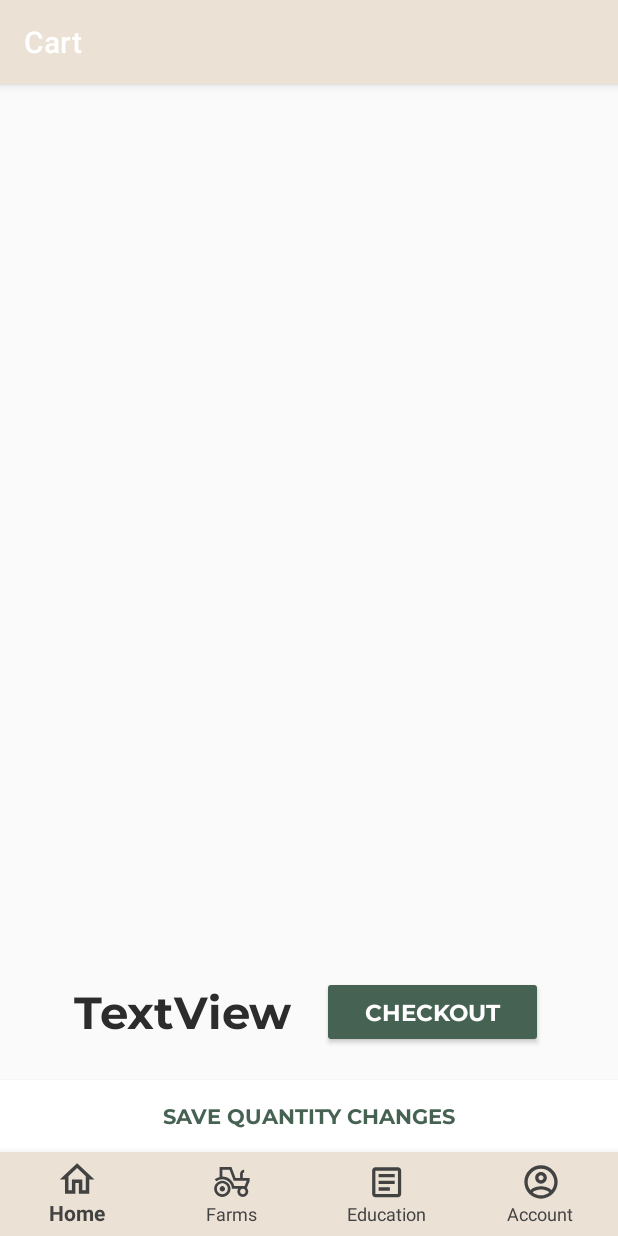
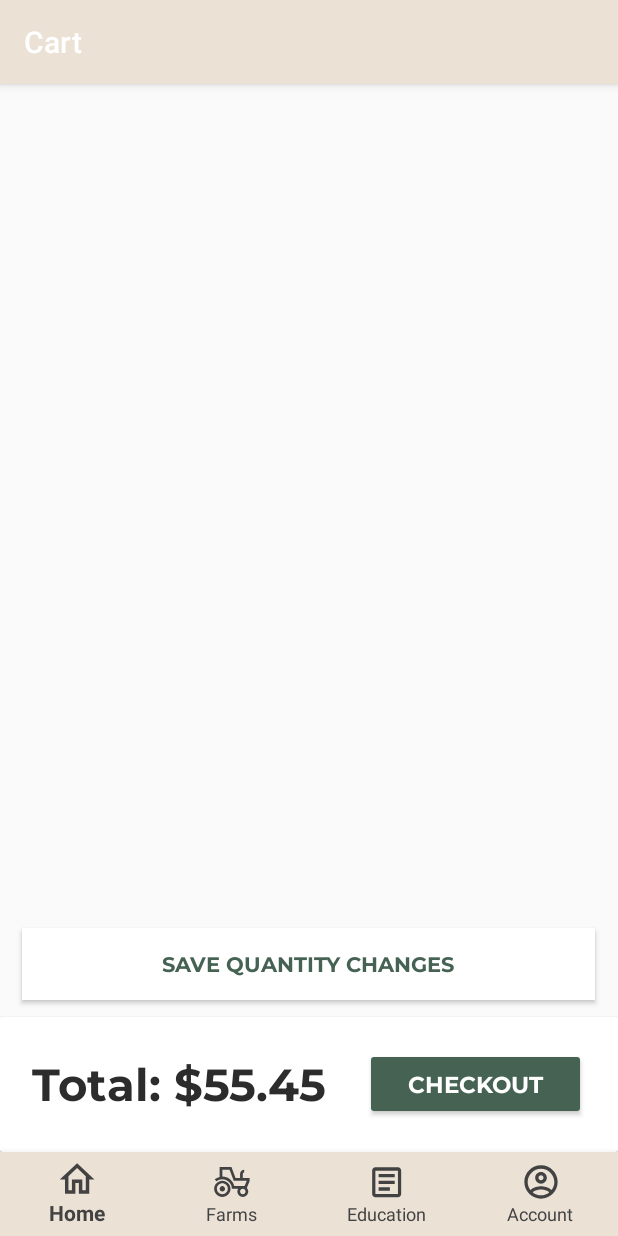
Before and after one commit to sohumgala/Team-2132-Harvest4Us, an Android app: the CartActivity screen opened directly, with no data from a screen before it, on a phone screen of 412 x 824 dp. Run offline under Robolectric (Android 15) with nearby library versions, the phone set to English and light mode, and no system bars; 2 statements that could not run were skipped.

Commit message:
made button cuter

```diff
--- a/Harvest4usMOBILE/app/src/main/res/layout/activity_cart.xml
+++ b/Harvest4usMOBILE/app/src/main/res/layout/activity_cart.xml
@@ -79,6 +79,26 @@
         android:gravity="bottom"
         android:orientation="vertical">
 
+        <Button
+            android:id="@+id/button"
+            android:layout_width="382dp"
+            android:layout_height="wrap_content"
+            android:layout_gravity="center"
+            android:layout_margin="10dp"
+            android:background="@color/white"
+            android:drawingCacheQuality="low"
+            android:fontFamily="@font/montserrat_bold_font"
+            android:shadowColor="@color/harvest4us_green"
+            android:text="Save Quantity Changes"
+            android:textAlignment="center"
+            android:textColor="@color/harvest4us_green" />
+
+        <androidx.cardview.widget.CardView
+            android:layout_width="match_parent"
+            android:layout_height="wrap_content"
+            android:layout_marginTop="1dp"
+            app:cardElevation="3dp">
+
             <LinearLayout
                 android:layout_width="match_parent"
                 android:layout_height="90dp"
@@ -94,9 +114,9 @@
                     android:layout_width="wrap_content"
                     android:layout_height="wrap_content"
                     android:layout_marginStart="2dp"
-                android:layout_marginRight="20dp"
+                    android:layout_marginRight="25dp"
                     android:fontFamily="@font/montserrat_bold_font"
-                android:text="TextView"
+                    android:text="Total: $55.45"
                     android:textAlignment="viewStart"
                     android:textColor="@color/mainFont"
                     android:textSize="30dp"
@@ -106,7 +126,7 @@
                     android:id="@+id/checkoutButton"
                     android:layout_width="147dp"
                     android:layout_height="wrap_content"
-                android:layout_marginLeft="20dp"
+                    android:layout_marginLeft="25dp"
                     android:layout_marginRight="2dp"
                     android:backgroundTint="@color/harvest4us_green"
                     android:fontFamily="@font/montserrat_bold_font"
@@ -114,19 +134,7 @@
                     android:textColor="@color/white"
                     android:textSize="15sp" />
             </LinearLayout>
-
-        <Button
-            android:id="@+id/button"
-            android:layout_width="421dp"
-            android:layout_height="wrap_content"
-            android:layout_gravity="center"
-            android:background="@color/white"
-            android:drawingCacheQuality="low"
-            android:fontFamily="@font/montserrat_bold_font"
-            android:shadowColor="@color/harvest4us_green"
-            android:text="Save Quantity Changes"
-            android:textAlignment="center"
-            android:textColor="@color/harvest4us_green" />
+        </androidx.cardview.widget.CardView>
 
         <com.google.android.material.bottomnavigation.BottomNavigationView
             android:id="@+id/bottomNavigation"
@@ -140,7 +148,7 @@
             app:labelVisibilityMode="labeled"
             app:layout_constraintLeft_toLeftOf="parent"
             app:layout_constraintRight_toRightOf="parent"
-            app:menu="@menu/bottom_nav_menu" >
+            app:menu="@menu/bottom_nav_menu">
 
         </com.google.android.material.bottomnavigation.BottomNavigationView>
 
```
Lines whose indentation alone changed are shown as unchanged.
